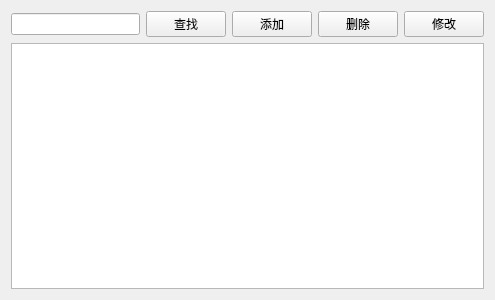
Above: Lab3/patientview.ui from DingXiangi/QtLab before the change. Below: the same form after it.
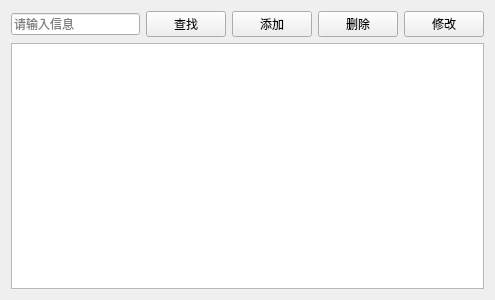
That is the form after the change.

Diff of the .ui file:
```diff
--- a/Lab3/patientview.ui
+++ b/Lab3/patientview.ui
@@ -17,7 +17,11 @@
    <item>
     <layout class="QHBoxLayout" name="horizontalLayout">
      <item>
-      <widget class="QLineEdit" name="txtSearch"/>
+      <widget class="QLineEdit" name="txtSearch">
+       <property name="placeholderText">
+        <string>请输入信息</string>
+       </property>
+      </widget>
      </item>
      <item>
       <widget class="QPushButton" name="btSearch">
```
